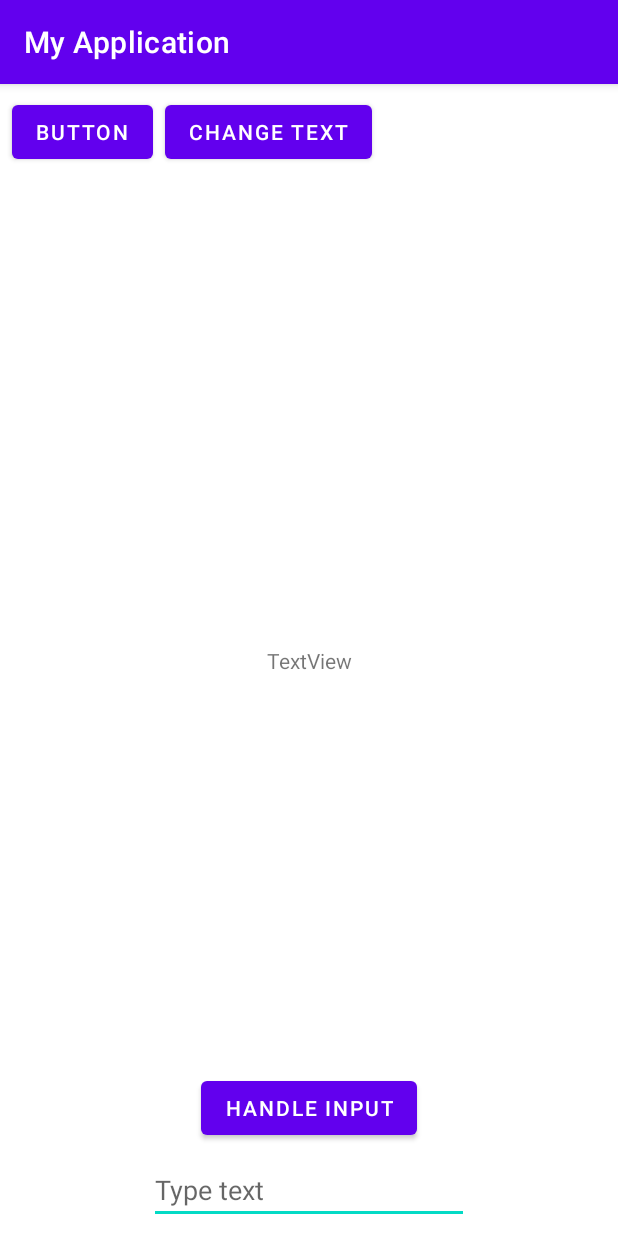
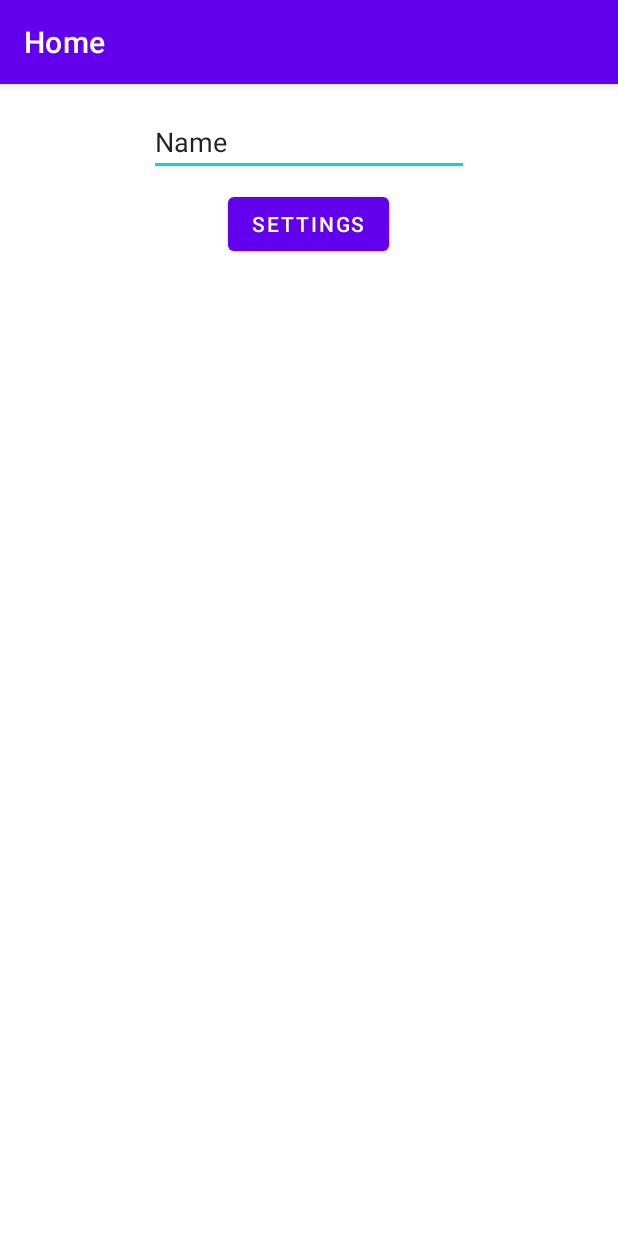
Before and after one commit to khusainovrm/android-caleb, an Android app: the screen it shows after launch (MainActivity), on a phone screen of 412 x 824 dp. Run offline under Robolectric (Android 15) with nearby library versions, the phone set to English and light mode, and no system bars.

```diff
--- a/app/src/main/res/layout/activity_main.xml
+++ b/app/src/main/res/layout/activity_main.xml
@@ -6,137 +6,27 @@
         android:layout_height="match_parent"
         tools:context=".MainActivity">
 
-
-    <!--    <LinearLayout-->
-    <!--            android:orientation="vertical"-->
-    <!--            android:layout_width="match_parent"-->
-    <!--            android:layout_height="match_parent"-->
-    <!--            android:paddingTop="20dp"-->
-    <!--            android:paddingBottom="20dp">-->
-
-    <!--        <LinearLayout-->
-    <!--                android:orientation="horizontal"-->
-    <!--                android:layout_width="match_parent"-->
-    <!--                android:layout_height="155dp"-->
-    <!--                android:layout_marginBottom="20dp">-->
-
-    <!--            <ImageView-->
-    <!--                    android:layout_width="148dp"-->
-    <!--                    android:layout_height="match_parent"-->
-    <!--                    app:srcCompat="@drawable/rinat"-->
-    <!--                    android:id="@+id/imageView5" />-->
-
-    <!--            <TextView-->
-    <!--                    android:id="@+id/hello"-->
-    <!--                    android:text="This is me - Rinat!"-->
-    <!--                    android:layout_width="match_parent"-->
-    <!--                    android:layout_height="match_parent"-->
-
-    <!--                    android:textAlignment="textStart"-->
-    <!--                    android:textSize="20sp"-->
-    <!--                    android:gravity="center"-->
-    <!--                    android:padding="8dp" />-->
-
-    <!--        </LinearLayout>-->
-
-    <!--        <LinearLayout-->
-    <!--                android:orientation="horizontal"-->
-    <!--                android:layout_width="match_parent"-->
-    <!--                android:layout_height="155dp">-->
-
-    <!--            <ImageView-->
-    <!--                    android:layout_width="296dp"-->
-    <!--                    android:layout_height="match_parent"-->
-    <!--                    app:srcCompat="@drawable/rinat"-->
-    <!--                    android:id="@+id/imageView6"-->
-    <!--                    android:layout_weight="1" />-->
-
-    <!--            <TextView-->
-    <!--                    android:text="Hello again"-->
-    <!--                    android:layout_width="match_parent"-->
-    <!--                    android:layout_height="match_parent"-->
-    <!--                    android:id="@+id/textView4"-->
-    <!--                    android:layout_weight="1"-->
-    <!--                    android:textAlignment="textStart"-->
-    <!--                    android:textSize="20sp"-->
-    <!--                    android:gravity="center"-->
-    <!--                    android:padding="8dp" />-->
-    <!--        </LinearLayout>-->
-
-    <!--        <FrameLayout-->
-    <!--                android:layout_width="match_parent"-->
-    <!--                android:layout_height="match_parent">-->
-
-    <!--            <TextView-->
-    <!--                    android:id="@+id/textView5"-->
-    <!--                    android:text="Frame Layout text RIGHT"-->
-    <!--                    android:layout_width="wrap_content"-->
-    <!--                    android:layout_height="wrap_content"-->
-    <!--                    />-->
-
-    <!--            <TextView-->
-    <!--                    android:text="Frame Layout text LEFT"-->
-    <!--                    android:layout_width="wrap_content"-->
-    <!--                    android:layout_height="wrap_content"-->
-    <!--                    android:id="@+id/textView6"-->
-    <!--                    android:layout_gravity="right" />-->
-    <!--        </FrameLayout>-->
-
-    <!--    </LinearLayout>-->
-
-    <TextView
-            android:text="TextView"
+    <Button
+            android:text="Settings"
             android:layout_width="wrap_content"
             android:layout_height="wrap_content"
-            android:id="@+id/hello"
+            android:id="@+id/button4"
+            android:layout_marginTop="8dp"
+            android:onClick="launchSettings"
             app:layout_constraintStart_toStartOf="parent"
-            app:layout_constraintBottom_toBottomOf="parent"
             app:layout_constraintEnd_toEndOf="parent"
-            app:layout_constraintTop_toTopOf="parent" />
-
-    <Button
-            android:text="Button"
-            android:layout_width="wrap_content"
-            android:layout_height="wrap_content"
-            android:id="@+id/button"
-            android:onClick="disable"
-            app:layout_constraintStart_toStartOf="parent"
-            android:layout_marginStart="8dp"
-            app:layout_constraintTop_toTopOf="parent"
-            android:layout_marginTop="8dp" />
-
-    <Button
-            android:text="Change Text"
-            android:layout_width="wrap_content"
-            android:layout_height="wrap_content"
-            android:id="@+id/button2"
-            android:onClick="changeText"
-            android:layout_marginStart="8dp"
-            app:layout_constraintStart_toEndOf="@+id/button"
-            app:layout_constraintTop_toTopOf="parent"
-            android:layout_marginTop="8dp" />
+            app:layout_constraintHorizontal_bias="0.498"
+            app:layout_constraintTop_toBottomOf="@+id/homeInput" />
 
     <EditText
             android:layout_width="wrap_content"
             android:layout_height="wrap_content"
             android:inputType="textPersonName"
+            android:text="Name"
             android:ems="10"
-            android:id="@+id/input"
-            app:layout_constraintBottom_toBottomOf="parent"
-            android:layout_marginBottom="8dp"
+            android:id="@+id/homeInput"
+            app:layout_constraintTop_toTopOf="parent"
+            android:layout_marginTop="16dp"
             app:layout_constraintStart_toStartOf="parent"
-            app:layout_constraintEnd_toEndOf="parent"
-            android:hint="Type text" />
-
-    <Button
-            android:text="Handle input"
-            android:layout_width="wrap_content"
-            android:layout_height="wrap_content"
-            android:id="@+id/button3"
-            android:layout_marginBottom="8dp"
-            app:layout_constraintBottom_toTopOf="@+id/input"
-            app:layout_constraintStart_toStartOf="parent"
-            app:layout_constraintEnd_toEndOf="parent"
-            android:onClick="handleInput" />
-
+            app:layout_constraintEnd_toEndOf="parent" />
 </androidx.constraintlayout.widget.ConstraintLayout>
--- a/app/src/main/res/values/strings.xml
+++ b/app/src/main/res/values/strings.xml
@@ -1,3 +1,4 @@
 <resources>
-    <string name="app_name">My Application</string>
+    <string name="app_name">Fresh Application</string>
+    <string name="random_string">Some stuff</string>
 </resources>
```
Also changed, not shown: app/src/main/AndroidManifest.xml (+8 -0 lines), app/src/main/java/com/example/firstAndroid/MainActivity.java (+10 -24 lines), app/src/main/java/com/example/firstAndroid/SettingsActivity.java (added, +22 -0 lines), app/src/main/res/layout/activity_settings.xml (added, +18 -0 lines).
